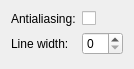
This is settingswindow.ui in benwh1/cubesim as Qt 5 draws it before an edit. The edited form follows.
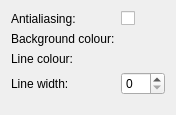
This is the edited form. Custom widgets are drawn as their Qt base class.

Commit message: Added ColorSettingsWidgets to settings window to control background colour and line colour

Patch:
```diff
--- a/settingswindow.ui
+++ b/settingswindow.ui
@@ -6,8 +6,8 @@
    <rect>
     <x>0</x>
     <y>0</y>
-    <width>134</width>
-    <height>69</height>
+    <width>176</width>
+    <height>115</height>
    </rect>
   </property>
   <property name="windowTitle">
@@ -30,20 +30,48 @@
        </property>
       </widget>
      </item>
-     <item row="1" column="0">
+     <item row="3" column="0">
       <widget class="QLabel" name="label_2">
        <property name="text">
         <string>Line width:</string>
        </property>
       </widget>
      </item>
-     <item row="1" column="1">
+     <item row="3" column="1">
       <widget class="QSpinBox" name="lineWidthSpinBox"/>
      </item>
+     <item row="2" column="1">
+      <widget class="ColorSettingWidget" name="lineColourWidget" native="true"/>
+     </item>
+     <item row="2" column="0">
+      <widget class="QLabel" name="label_3">
+       <property name="text">
+        <string>Line colour:</string>
+       </property>
+      </widget>
+     </item>
+     <item row="1" column="0">
+      <widget class="QLabel" name="label_4">
+       <property name="text">
+        <string>Background colour:</string>
+       </property>
+      </widget>
+     </item>
+     <item row="1" column="1">
+      <widget class="ColorSettingWidget" name="backgroundColourWidget" native="true"/>
+     </item>
     </layout>
    </item>
   </layout>
  </widget>
+ <customwidgets>
+  <customwidget>
+   <class>ColorSettingWidget</class>
+   <extends>QWidget</extends>
+   <header>colorsettingwidget.h</header>
+   <container>1</container>
+  </customwidget>
+ </customwidgets>
  <resources/>
  <connections/>
 </ui>
```
The commit also changes 4 other files.
